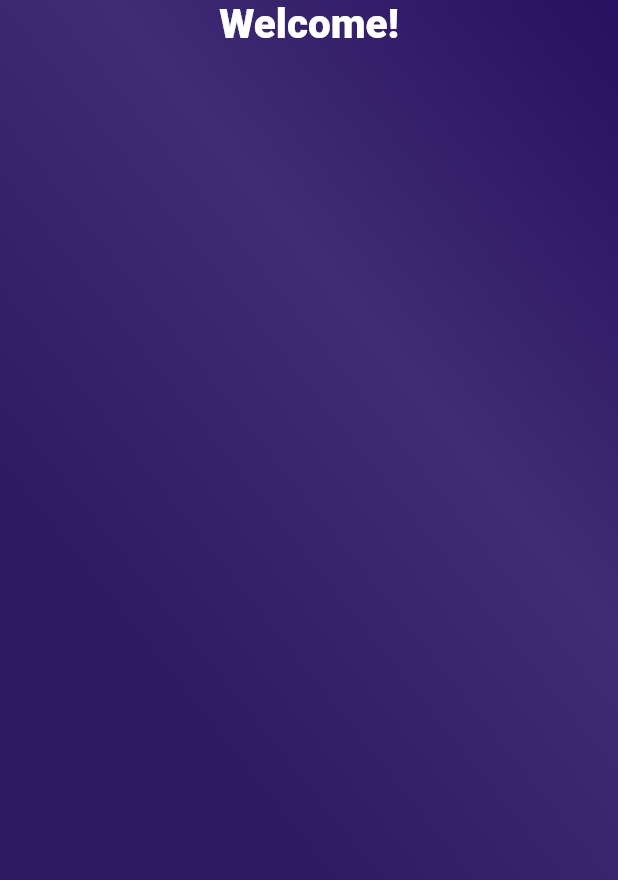
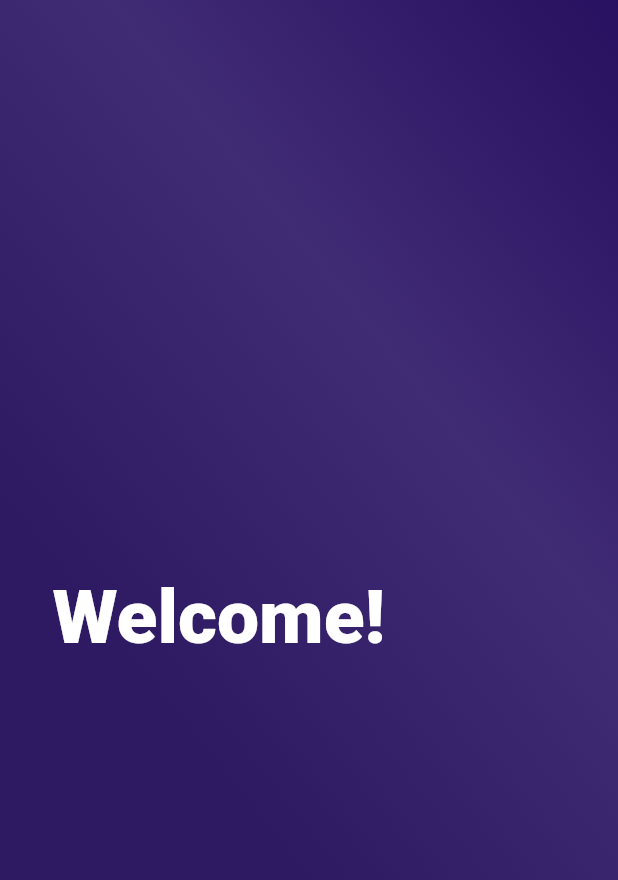
Before and after one commit to charlesarchibong/hagglex, a Flutter app: the screen it shows after launch, on a phone screen of 412 x 824 dp. Shown: the top 880 px of the screen. Run offline on Flutter 3.47's test engine with Material 2 defaults, Android fonts, the phone set to English and light mode, and no system bars; our stand-ins replace another_flushbar, connectivity, data_connection_checker, dio, equatable, flutter_dotenv and 4 more.

Commit message:
refactored login page

```diff
--- a/lib/features/user/presentation/pages/login_page.dart
+++ b/lib/features/user/presentation/pages/login_page.dart
@@ -20,12 +20,14 @@ class _LoginPageState extends State<LoginPage> {
             horizontal: 35,
           ),
           child: Column(
+            mainAxisAlignment: MainAxisAlignment.center,
+            crossAxisAlignment: CrossAxisAlignment.start,
             children: [
               Text(
                 'Welcome!',
                 style: TextStyle(
                   color: Colors.white,
-                  fontSize: 27,
+                  fontSize: 50,
                   fontWeight: FontWeight.w900,
                 ),
               )
```
Also changed, not shown: 1 other file.
